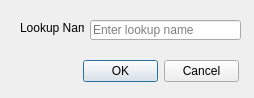
gltn/stdm, file ui/wizard/ui_lookup_entity.ui: the form before one commit.
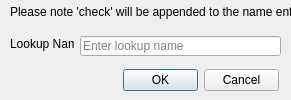
The form after the commit.

Commit message: Added features in the lookup editor

Patch:
```diff
--- a/ui/wizard/ui_lookup_entity.ui
+++ b/ui/wizard/ui_lookup_entity.ui
@@ -6,8 +6,8 @@
    <rect>
     <x>0</x>
     <y>0</y>
-    <width>254</width>
-    <height>98</height>
+    <width>291</width>
+    <height>100</height>
    </rect>
   </property>
   <property name="windowTitle">
@@ -16,8 +16,8 @@
   <widget class="QDialogButtonBox" name="buttonBox">
    <property name="geometry">
     <rect>
-     <x>83</x>
-     <y>60</y>
+     <x>123</x>
+     <y>69</y>
      <width>156</width>
      <height>23</height>
     </rect>
@@ -32,8 +32,8 @@
   <widget class="QLabel" name="label">
    <property name="geometry">
     <rect>
-     <x>20</x>
-     <y>20</y>
+     <x>10</x>
+     <y>36</y>
      <width>64</width>
      <height>16</height>
     </rect>
@@ -51,9 +51,9 @@
   <widget class="QLineEdit" name="edtName">
    <property name="geometry">
     <rect>
-     <x>90</x>
-     <y>20</y>
-     <width>151</width>
+     <x>80</x>
+     <y>36</y>
+     <width>201</width>
      <height>20</height>
     </rect>
    </property>
@@ -61,6 +61,22 @@
     <string>Enter lookup name</string>
    </property>
   </widget>
+  <widget class="QLabel" name="label_2">
+   <property name="geometry">
+    <rect>
+     <x>10</x>
+     <y>4</y>
+     <width>291</width>
+     <height>16</height>
+    </rect>
+   </property>
+   <property name="text">
+    <string>Please note 'check' will be appended to the name entered</string>
+   </property>
+   <property name="textFormat">
+    <enum>Qt::AutoText</enum>
+   </property>
+  </widget>
  </widget>
  <resources/>
  <connections>
```
The commit also changes 4 other files.
